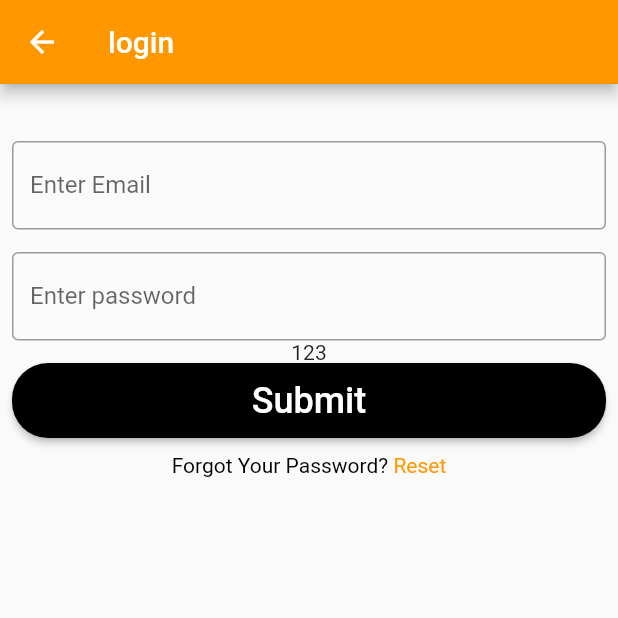
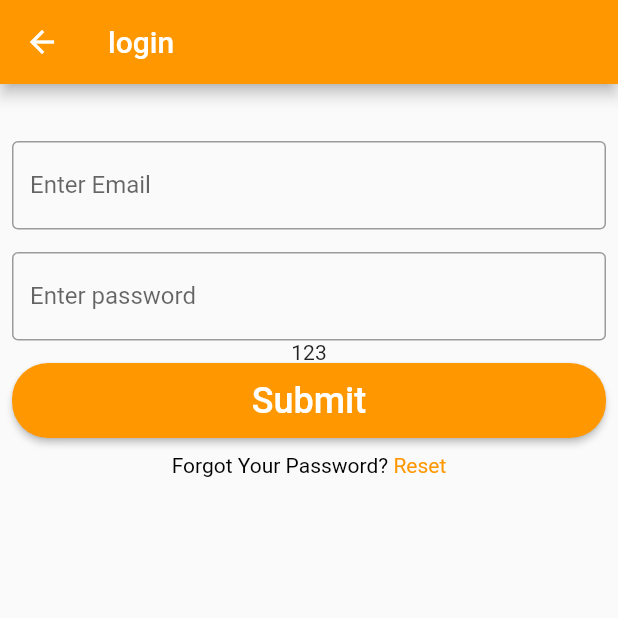
Before and after one commit to amirs18/swish006, a Flutter app: the screen it shows after launch, after a tap on "Log In", on a phone screen of 412 x 824 dp, the top half of it. Run offline on Flutter 3.47's test engine with Material 2 defaults, Android fonts, the phone set to English and light mode, and no system bars; our stand-ins replace cloud_firestore, firebase_auth, firebase_core, google_sign_in; missing offline and left inert: dart:html, flutter_facebook_auth; accounts and stored records are empty.

Commit message:
button orange and github actions set up

```diff
--- a/lib/screens/auth/LogIn_page.dart
+++ b/lib/screens/auth/LogIn_page.dart
@@ -77,7 +77,7 @@ class _LogInPageState extends State<LogInPage> {
                     labelText: 'Enter Email',
                   ),
                   onChanged: ((value) => emailController = value)),
-              SizedBox(
+              const SizedBox(
                 height: 15,
                 child: Text(''),
               ),
@@ -95,7 +95,7 @@ class _LogInPageState extends State<LogInPage> {
               ),
               ElevatedButton(
                 style: ElevatedButton.styleFrom(
-                    primary: Colors.black,
+                    primary: Colors.orange,
                     minimumSize: const Size.fromHeight(50), // NEW
                     shape: RoundedRectangleBorder(
                         borderRadius: BorderRadius.circular(24))),
```
Also changed, not shown: 2 other files.
